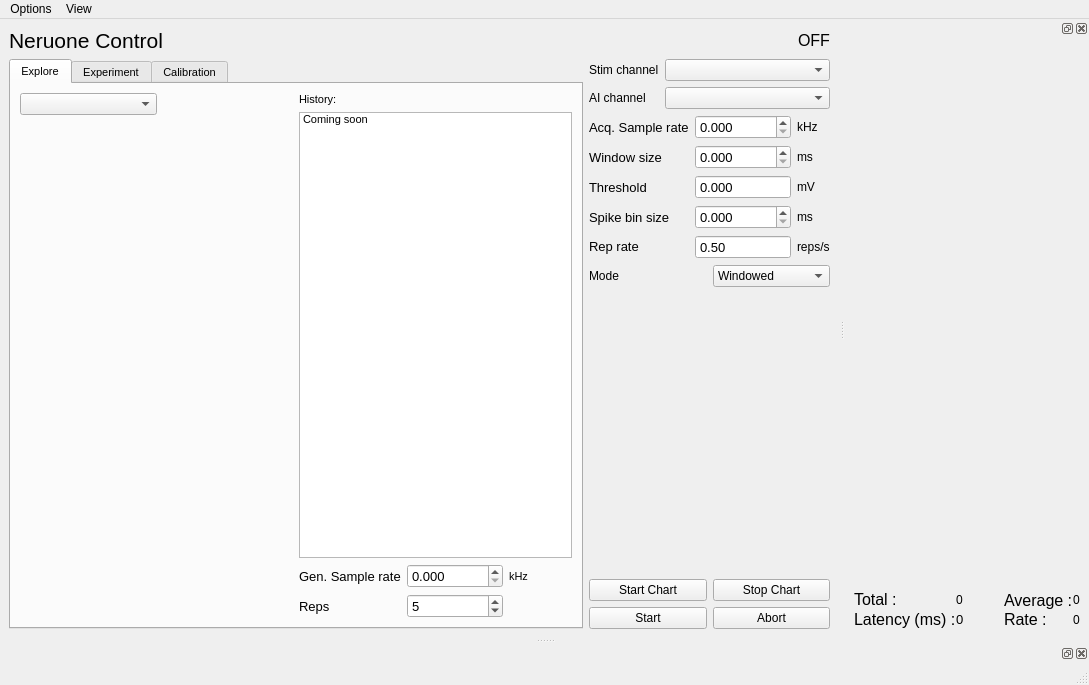
Qt form spikeylab/main/main_control.ui (portfors-lab/sparkle) before a commit.
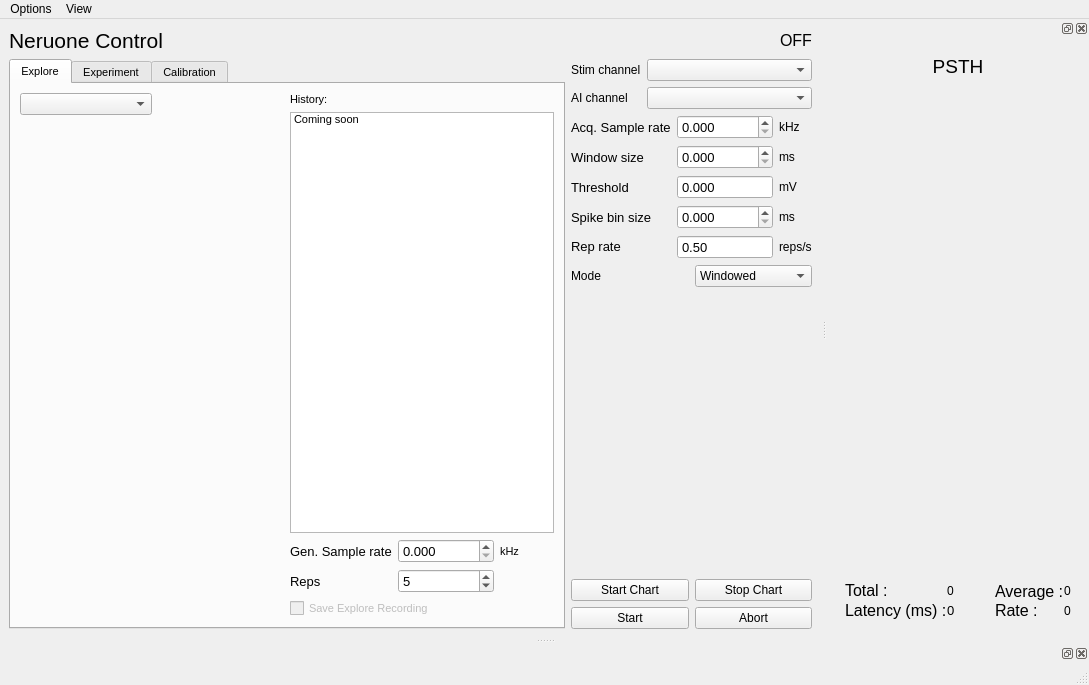
The same form after that commit. The open tabs and pages were chosen to show the change. Custom widgets are drawn as their Qt base class.

Commit message: Many Tweaks. Tuning curve progress plot, explore operation doesn't save

```diff
--- a/spikeylab/main/main_control.ui
+++ b/spikeylab/main/main_control.ui
@@ -199,6 +199,16 @@
                 </property>
                </widget>
               </item>
+              <item row="2" column="0" colspan="2">
+               <widget class="QCheckBox" name="save_explore_ckbx">
+                <property name="enabled">
+                 <bool>false</bool>
+                </property>
+                <property name="text">
+                 <string>Save Explore Recording</string>
+                </property>
+               </widget>
+              </item>
              </layout>
             </item>
            </layout>
@@ -683,11 +693,31 @@
         <property name="spacing">
          <number>0</number>
         </property>
-        <property name="margin">
-         <number>0</number>
-        </property>
         <item>
-         <widget class="PSTHWidget" name="psth" native="true"/>
+         <widget class="QLabel" name="label_18">
+          <property name="maximumSize">
+           <size>
+            <width>16777215</width>
+            <height>20</height>
+           </size>
+          </property>
+          <property name="font">
+           <font>
+            <pointsize>14</pointsize>
+           </font>
+          </property>
+          <property name="text">
+           <string>PSTH</string>
+          </property>
+          <property name="alignment">
+           <set>Qt::AlignCenter</set>
+          </property>
+         </widget>
+        </item>
+        <item>
+         <widget class="PSTHWidget" name="psth" native="true">
+          <zorder>label_18</zorder>
+         </widget>
         </item>
         <item>
          <layout class="QGridLayout" name="gridLayout_9">
```
Left out of the diff: 45 changed lines with no effect on the pictures. The commit also changes 13 other files.
